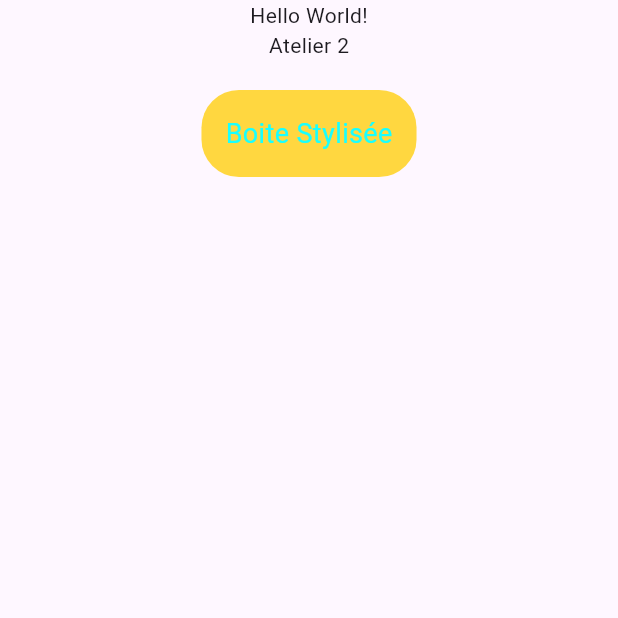
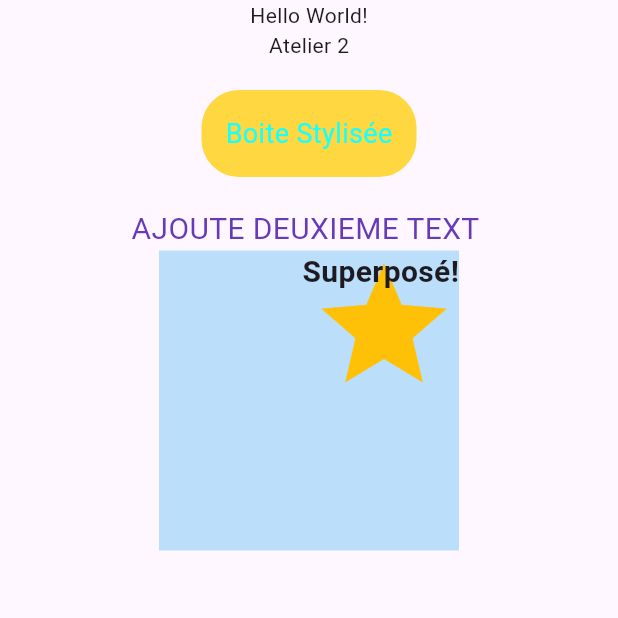
Before and after one commit to latifMuristaga/flutter_app_widgets_base, a Flutter app: the screen it shows after launch, on a phone screen of 412 x 824 dp, the top half of it. Run offline on Flutter 3.47's test engine with Material 3 defaults, Android fonts, the phone set to English and light mode, and no system bars.

Commit message:
Étape 4

```diff
--- a/lib/main.dart
+++ b/lib/main.dart
@@ -21,15 +21,32 @@ class MainApp extends StatelessWidget {
                 padding: EdgeInsets.all(16),
                 decoration: BoxDecoration(
                   color:   Colors.amberAccent,
-                  borderRadius: BorderRadius.circular(25)
+                  borderRadius: BorderRadius.circular(25),
                 ),
                 child: Text("Boite Stylisée",
-                style: TextStyle(color: Colors.cyanAccent ,fontSize: 18 ),)
-              )
+                style: TextStyle(color: Colors.cyanAccent ,fontSize: 18 ),
+              ),
+              ),
+            Text(
+              "AJOUTE DEUXIEME TEXT ",
+            style: TextStyle(fontSize: 20, color: Colors.deepPurple),
+            ),
+            Stack(
+              alignment: Alignment.topRight,
+              children: [
+                Container(width: 200,height: 200,color: Colors.blue[100]),
+                Icon(Icons.star,size: 100,color: Colors.amber),
+                Text(
+                 "Superposé!",
+                 style: TextStyle(fontSize: 20,fontWeight: FontWeight.bold),
+                )
+              ],
+            )
             ],
-          )
+          ),
         ),
       ),
     );
-  }
+
+   }
 }
```
